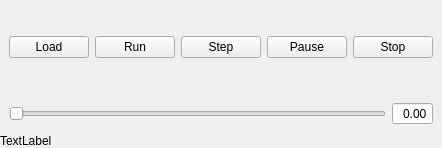
Old version of the form Resources/execute.ui in the repository mlampert/Machinekit-Workbench.
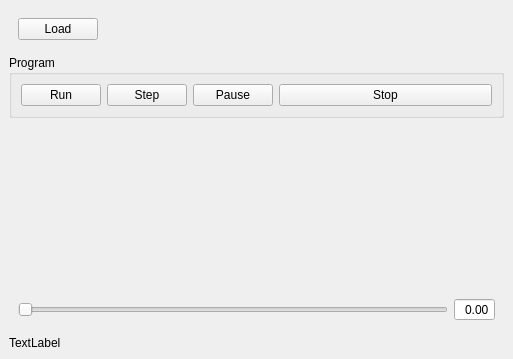
New version of the form.

Commit message: Some UX improvements for Execute.

The edit to the form file:
```diff
--- a/Resources/execute.ui
+++ b/Resources/execute.ui
@@ -6,8 +6,8 @@
    <rect>
     <x>0</x>
     <y>0</y>
-    <width>417</width>
-    <height>148</height>
+    <width>513</width>
+    <height>359</height>
    </rect>
   </property>
   <property name="sizePolicy">
@@ -21,41 +21,44 @@
   </property>
   <widget class="QWidget" name="dockWidgetContents">
    <layout class="QVBoxLayout" name="verticalLayout">
-    <property name="spacing">
-     <number>0</number>
-    </property>
-    <property name="margin">
-     <number>0</number>
-    </property>
+    <item>
+     <widget class="QWidget" name="widget" native="true">
+      <layout class="QHBoxLayout" name="horizontalLayout_3">
+       <item>
+        <widget class="QPushButton" name="load">
+         <property name="text">
+          <string>Load</string>
+         </property>
+        </widget>
+       </item>
     <item>
-     <spacer name="verticalSpacer_2">
+        <spacer name="horizontalSpacer">
       <property name="orientation">
-       <enum>Qt::Vertical</enum>
+          <enum>Qt::Horizontal</enum>
       </property>
       <property name="sizeHint" stdset="0">
        <size>
-        <width>20</width>
-        <height>0</height>
+           <width>378</width>
+           <height>20</height>
        </size>
       </property>
      </spacer>
     </item>
+      </layout>
+     </widget>
+    </item>
     <item>
-     <widget class="QWidget" name="execute" native="true">
+     <widget class="QGroupBox" name="execute">
       <property name="sizePolicy">
        <sizepolicy hsizetype="Preferred" vsizetype="Minimum">
         <horstretch>0</horstretch>
         <verstretch>0</verstretch>
        </sizepolicy>
       </property>
+      <property name="title">
+       <string>Program</string>
+      </property>
       <layout class="QHBoxLayout" name="horizontalLayout_2">
-       <item>
-        <widget class="QPushButton" name="load">
-         <property name="text">
-          <string>Load</string>
-         </property>
-        </widget>
-       </item>
        <item>
         <widget class="QPushButton" name="run">
          <property name="text">
```
Lines whose indentation alone changed are shown as unchanged. The commit also changes 2 other files.
